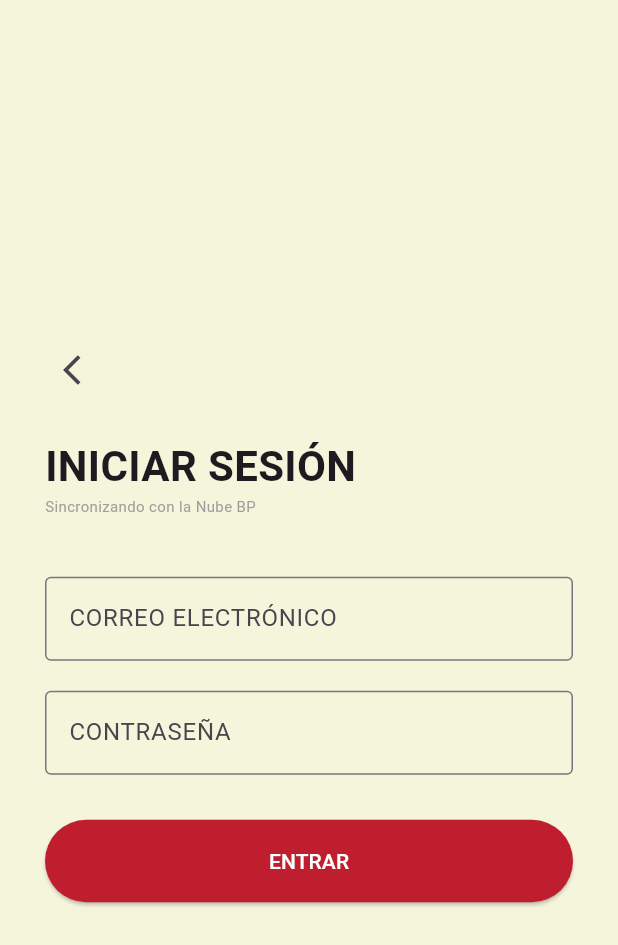
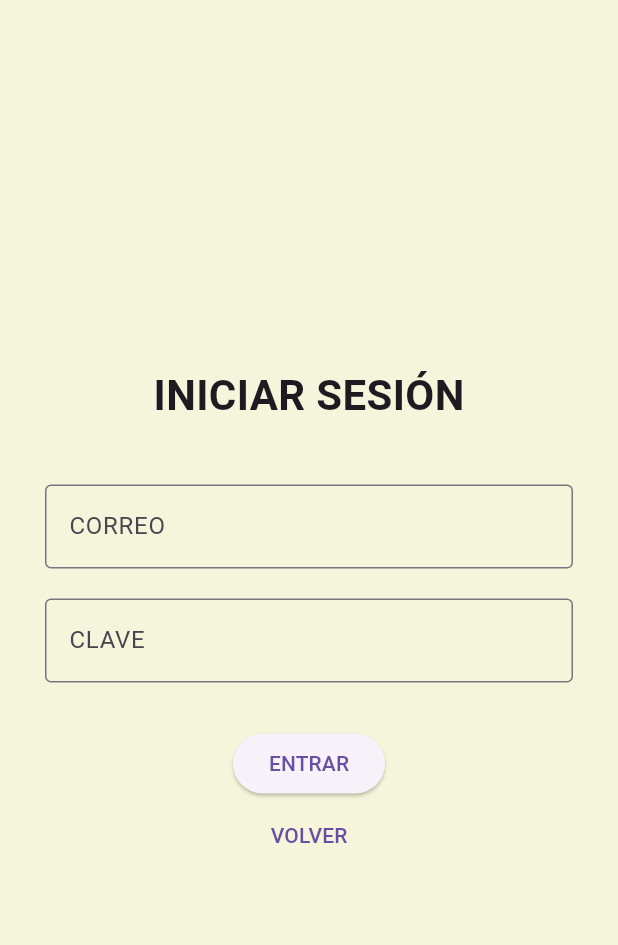
Before and after one commit to guerrerothiago1505-eng/BP-business-paraguana, a Flutter app: the screen it shows after launch, after a tap on "INGRESAR AL SISTEMA", on a phone screen of 412 x 824 dp. Shown: the top 945 px of the screen. Run offline on Flutter 3.47's test engine with Material 3 defaults, Android fonts, the phone set to English and light mode, and no system bars.

Commit message:
Update app_principal.dart

```diff
--- a/lib/app_principal.dart
+++ b/lib/app_principal.dart
@@ -11,16 +11,14 @@ class BusinessParaguanaApp extends StatelessWidget {
       debugShowCheckedModeBanner: false,
       title: 'Business Paraguaná',
       theme: ThemeData(
-        scaffoldBackgroundColor: const Color(0xFFF5F5DC), // brand-beige
-        primaryColor: const Color(0xFFBE1E2D),           // brand-red
-        fontFamily: 'sans-serif',
+        scaffoldBackgroundColor: const Color(0xFFF5F5DC),
+        primaryColor: const Color(0xFFBE1E2D),
       ),
       home: const MainRouter(),
     );
   }
 }
 
-// --- ROUTER PRINCIPAL (Equivalente a tu renderView) ---
 class MainRouter extends StatefulWidget {
   const MainRouter({super.key});
 
@@ -30,91 +28,16 @@ class MainRouter extends StatefulWidget {
 
 class _MainRouterState extends State<MainRouter> {
   String currentView = 'welcome';
-  int _selectedIndex = 0;
 
-  // Función para cambiar de vista (Navegación)
   void navigate(String view) {
     setState(() {
       currentView = view;
     });
   }
 
-  @override
-  Widget build(BuildContext context) {
-    // Si estamos en pantallas iniciales, no mostramos el Navbar
-    bool showNavbar = ['home', 'requests', 'chat', 'profile'].contains(currentView);
-
-    Widget body;
-    switch (currentView) {
-      case 'welcome':
-        body = WelcomeView(onStart: () => navigate('login'));
-        break;
-      case 'login':
-        body = LoginView(onLogin: () => navigate('home'), onBack: () => navigate('welcome'));
-        break;
-      case 'home':
-        body = const HomeView();
-        break;
-      case 'requests':
-        body = const Center(child: Text('MI GESTIÓN (Próximamente)', style: TextStyle(fontWeight: FontWeight.bold)));
-        break;
-      case 'chat':
-        body = const Center(child: Text('ASESOR BP (WhatsApp Integration)', style: TextStyle(fontWeight: FontWeight.bold)));
-        break;
-      case 'profile':
-        body = ProfileView(onLogout: () => navigate('welcome'));
-        break;
-      default:
-        body = const HomeView();
-    }
-
-    return Scaffold(
-      body: Stack(
-        children: [
-          body,
-          // Notificación de Email (Toast) - Aparece arriba como en tu código
-          Positioned(
-            top: 50,
-            right: 20,
-            child: Container(), // Aquí iría el widget de notificación si hay un evento
-          ),
-        ],
-      ),
-      bottomNavigationBar: showNavbar ? _buildNavbar() : null,
-    );
-  }
-
-  Widget _buildNavbar() {
-    return Container(
-      height: 80,
-      decoration: BoxDecoration(
-        color: Colors.white,
-        border: Border(top: BorderSide(color: Colors.grey.shade200)),
-        boxShadow: [BoxShadow(color: Colors.black.withOpacity(0.03), blurRadius: 10, offset: const Offset(0, -5))],
-      ),
-      child: Row(
-        mainAxisAlignment: MainAxisAlignment.spaceAround,
-        children: [
-          _navItem(0, Icons.home_outlined, Icons.home, 'PRINCIPAL', 'home'),
-          _navItem(1, Icons.assignment_outlined, Icons.assignment, 'MI GESTIÓN', 'requests'),
-          _navItem(2, Icons.chat_bubble_outline, Icons.chat_bubble, 'ASESOR BP', 'chat'),
-          _navItem(3, Icons.person_outline, Icons.person, 'PERFIL', 'profile'),
-        ],
-      ),
-    );
-  }
-
-  Widget _navItem(int index, IconData icon, IconData activeIcon, String label, String view) {
+  // --- FUNCIÓN NAVITEM CORREGIDA ---
+  Widget _navItem(IconData icon, IconData activeIcon, String label, String view) {
     bool isActive = currentView == view;
-    return GestureDetector(
-      onTap: () => navigate(view),
-      child: Column(
-        mainAxisSize: MainAxisSize.min,
-        children: [
-         Widget _navItem(int index, IconData icon, IconData activeIcon, String label, String view) {
-    bool isActive = currentView == view;
-    // Usamos Colors.grey porque Colors.slateGrey no existe en Flutter
-    // Usamos FontWeight.w900 porque FontWeight.black a veces da problemas
     return GestureDetector(
       onTap: () => navigate(view),
       child: Column(
@@ -132,13 +55,51 @@ class _MainRouterState extends State<MainRouter> {
       ),
     );
   }
-        ],
-      ),
+
+  @override
+  Widget build(BuildContext context) {
+    bool showNavbar = ['home', 'requests', 'chat', 'profile'].contains(currentView);
+
+    Widget body;
+    switch (currentView) {
+      case 'welcome':
+        body = WelcomeView(onStart: () => navigate('login'));
+        break;
+      case 'login':
+        body = LoginView(onLogin: () => navigate('home'), onBack: () => navigate('welcome'));
+        break;
+      case 'home':
+        body = const HomeView();
+        break;
+      case 'profile':
+        body = ProfileView(onLogout: () => navigate('welcome'));
+        break;
+      default:
+        body = const HomeView();
+    }
+
+    return Scaffold(
+      body: body,
+      bottomNavigationBar: showNavbar ? Container(
+        height: 80,
+        decoration: BoxDecoration(
+          color: Colors.white,
+          border: Border(top: BorderSide(color: Colors.grey.shade200)),
+        ),
+        child: Row(
+          mainAxisAlignment: MainAxisAlignment.spaceAround,
+          children: [
+            _navItem(Icons.home_outlined, Icons.home, 'PRINCIPAL', 'home'),
+            _navItem(Icons.assignment_outlined, Icons.assignment, 'MI GESTIÓN', 'requests'),
+            _navItem(Icons.chat_bubble_outline, Icons.chat_bubble, 'ASESOR BP', 'chat'),
+            _navItem(Icons.person_outline, Icons.person, 'PERFIL', 'profile'),
+          ],
+        ),
+      ) : null,
     );
   }
 }
 
-// --- VISTA: BIENVENIDA ---
 class WelcomeView extends StatelessWidget {
   final VoidCallback onStart;
   const WelcomeView({super.key, required this.onStart});
@@ -149,32 +110,24 @@ class WelcomeView extends StatelessWidget {
       child: Column(
         mainAxisAlignment: MainAxisAlignment.center,
         children: [
-          // ESTE ES EL NUEVO CÓDIGO PARA EL LOGO:
+          // LOGO CON SOPORTE PARA ARCHIVO
           Image.asset(
             'assets/logo.png',
             height: 150,
-            errorBuilder: (context, error, stackTrace) {
-              // Si la imagen no carga, muestra el maletín azul para que no se vea vacío
-              return const Icon(Icons.business_center, size: 120, color: Color(0xFF1E293B));
-            },
+            errorBuilder: (context, error, stackTrace) =>
+              const Icon(Icons.business_center, size: 120, color: Color(0xFF1E293B)),
           ),
           const SizedBox(height: 30),
           const Text('BUSINESS PARAGUANÁ',
-            style: TextStyle(fontSize: 26, fontWeight: FontWeight.bold, letterSpacing: 2)),
-          // ... resto del código
-
-          const Icon(Icons.business_center, size: 120, color: Color(0xFF1E293B)),
-          const SizedBox(height: 30),
-          const Text('BUSINESS PARAGUANÁ', style: TextStyle(fontSize: 26, fontWeight: FontWeight.bold, letterSpacing: 2)),
+            style: TextStyle(fontSize: 24, fontWeight: FontWeight.bold, letterSpacing: 2)),
           const SizedBox(height: 50),
           ElevatedButton(
             onPressed: onStart,
             style: ElevatedButton.styleFrom(
               backgroundColor: const Color(0xFFBE1E2D),
-              padding: const EdgeInsets.symmetric(horizontal: 80, vertical: 15),
-              shape: RoundedRectangleBorder(borderRadius: BorderRadius.circular(12)),
+              padding: const EdgeInsets.symmetric(horizontal: 60, vertical: 15),
             ),
-            child: const Text('INGRESAR AL SISTEMA', style: TextStyle(color: Colors.white, fontWeight: FontWeight.bold)),
+            child: const Text('INGRESAR AL SISTEMA', style: TextStyle(color: Colors.white)),
           ),
         ],
       ),
@@ -182,7 +135,6 @@ class WelcomeView extends StatelessWidget {
   }
 }
 
-// --- VISTA: LOGIN ---
 class LoginView extends StatelessWidget {
   final VoidCallback onLogin;
   final VoidCallback onBack;
@@ -194,108 +146,34 @@ class LoginView extends StatelessWidget {
       padding: const EdgeInsets.all(30.0),
       child: Column(
         mainAxisAlignment: MainAxisAlignment.center,
-        crossAxisAlignment: CrossAxisAlignment.start,
         children: [
-          IconButton(onPressed: onBack, icon: const Icon(Icons.arrow_back_ios)),
+          const Text('INICIAR SESIÓN', style: TextStyle(fontSize: 28, fontWeight: FontWeight.bold)),
+          const SizedBox(height: 40),
+          const TextField(decoration: InputDecoration(labelText: 'CORREO', border: OutlineInputBorder())),
           const SizedBox(height: 20),
-          const Text('INICIAR SESIÓN', style: TextStyle(fontSize: 28, fontWeight: FontWeight.bold)),
-          const Text('Sincronizando con la Nube BP', style: TextStyle(fontSize: 10, color: Colors.grey)),
-          const SizedBox(height: 40),
-          const TextField(decoration: InputDecoration(labelText: 'CORREO ELECTRÓNICO', border: OutlineInputBorder())),
-          const SizedBox(height: 20),
-          const TextField(obscureText: true, decoration: InputDecoration(labelText: 'CONTRASEÑA', border: OutlineInputBorder())),
+          const TextField(obscureText: true, decoration: InputDecoration(labelText: 'CLAVE', border: OutlineInputBorder())),
           const SizedBox(height: 30),
-          SizedBox(
-            width: double.infinity,
-            height: 55,
-            child: ElevatedButton(
-              onPressed: onLogin,
-              style: ElevatedButton.styleFrom(backgroundColor: const Color(0xFFBE1E2D)),
-              child: const Text('ENTRAR', style: TextStyle(color: Colors.white)),
-            ),
-          ),
+          ElevatedButton(onPressed: onLogin, child: const Text('ENTRAR')),
+          TextButton(onPressed: onBack, child: const Text('VOLVER')),
         ],
       ),
     );
   }
 }
 
-// --- VISTA: HOME (Categorías) ---
 class HomeView extends StatelessWidget {
   const HomeView({super.key});
-
   @override
   Widget build(BuildContext context) {
-    return CustomScrollView(
-      slivers: [
-        const SliverAppBar(
-          backgroundColor: Color(0xFF1E293B),
-          title: Text('BUSINESS PARAGUANÁ', style: TextStyle(color: Colors.white, fontSize: 16, fontWeight: FontWeight.bold)),
-          floating: true,
-        ),
-        SliverPadding(
-          padding: const EdgeInsets.all(20),
-          sliver: SliverList(
-            delegate: SliverChildListDelegate([
-              const Text('¿Qué buscas hoy?', style: TextStyle(fontSize: 24, fontWeight: FontWeight.bold)),
-              const SizedBox(height: 20),
-              _card(Icons.home_work, 'INMUEBLES', 'Compra, venta y alquiler', Colors.blueGrey),
-              _card(Icons.directions_car, 'VEHÍCULOS', 'Nuevos y usados', Colors.redAccent),
-              _card(Icons.handyman, 'SERVICIOS', 'Profesionales a tu alcance', Colors.orange),
-              _card(Icons.business_center, 'NEGOCIOS', 'Oportunidades BP', Colors.indigo),
-            ]),
-          ),
-        ),
-      ],
-    );
-  }
-
-  Widget _card(IconData icon, String title, String sub, Color color) {
-    return Container(
-      margin: const EdgeInsets.only(bottom: 15),
-      padding: const EdgeInsets.all(20),
-      decoration: BoxDecoration(
-        color: Colors.white,
-        borderRadius: BorderRadius.circular(20),
-        boxShadow: [BoxShadow(color: Colors.black.withOpacity(0.05), blurRadius: 10)],
-      ),
-      child: Row(
-        children: [
-          CircleAvatar(backgroundColor: color.withOpacity(0.1), radius: 30, child: Icon(icon, color: color, size: 30)),
-          const SizedBox(width: 20),
-          Column(
-            crossAxisAlignment: CrossAxisAlignment.start,
-            children: [
-              Text(title, style: const TextStyle(fontWeight: FontWeight.bold, fontSize: 18)),
-              Text(sub, style: const TextStyle(color: Colors.grey, fontSize: 12)),
-            ],
-          ),
-          const Spacer(),
-          const Icon(Icons.arrow_forward_ios, size: 16, color: Colors.grey),
-        ],
-      ),
-    );
+    return const Center(child: Text("BIENVENIDO AL HOME"));
   }
 }
 
-// --- VISTA: PERFIL ---
 class ProfileView extends StatelessWidget {
   final VoidCallback onLogout;
   const ProfileView({super.key, required this.onLogout});
-
   @override
   Widget build(BuildContext context) {
-    return Center(
-      child: Column(
-        mainAxisAlignment: MainAxisAlignment.center,
-        children: [
-          const CircleAvatar(radius: 50, backgroundColor: Colors.grey, child: Icon(Icons.person, size: 50, color: Colors.white)),
-          const SizedBox(height: 20),
-          const Text('Aliado Business Paraguaná', style: TextStyle(fontSize: 20, fontWeight: FontWeight.bold)),
-          const SizedBox(height: 40),
-          TextButton.icon(onPressed: onLogout, icon: const Icon(Icons.logout, color: Colors.red), label: const Text('CERRAR SESIÓN', style: TextStyle(color: Colors.red))),
-        ],
-      ),
-    );
+    return Center(child: ElevatedButton(onPressed: onLogout, child: const Text("SALIR")));
   }
 }
```
